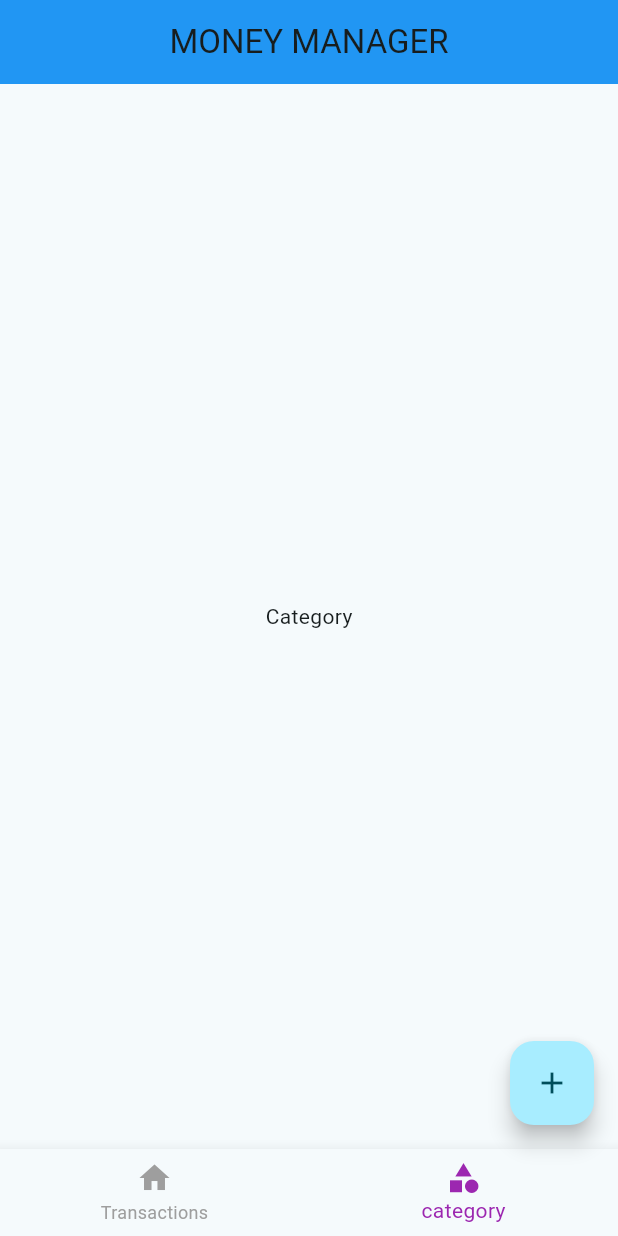
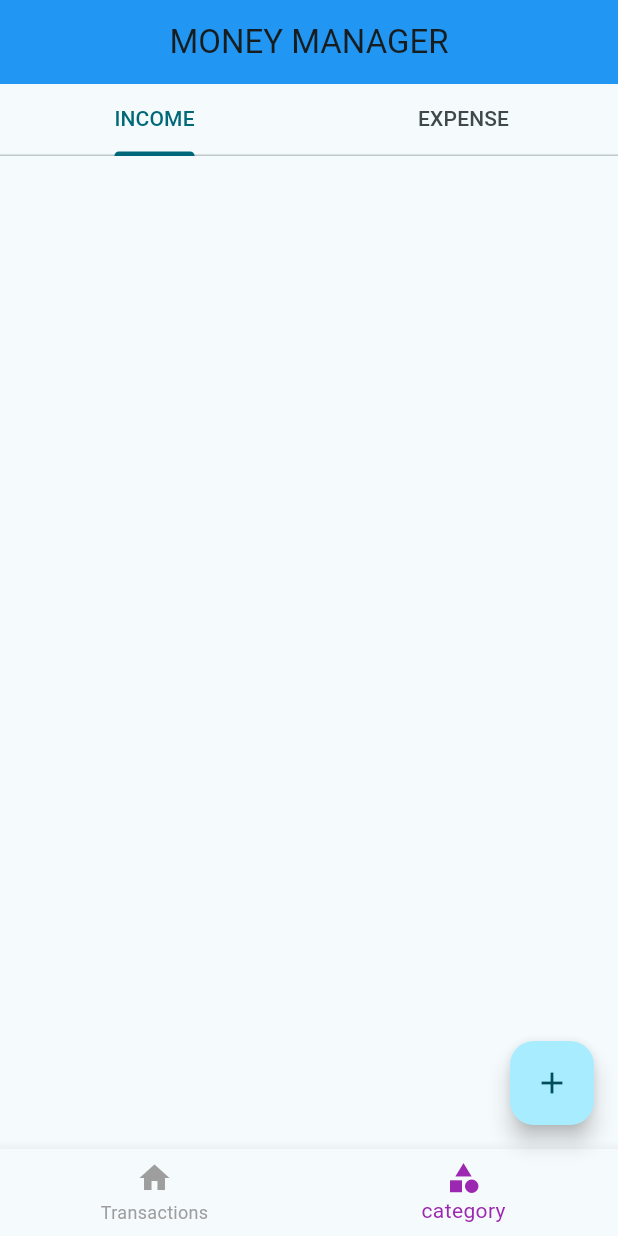
Before and after one commit to sanjaydevscripts/MONEY_MANAGEMENT, a Flutter app: the screen it shows after launch, item 2 of the bottom bar chosen, on a phone screen of 412 x 824 dp. Run offline on Flutter 3.47's test engine with Material 3 defaults, Android fonts, the phone set to English and light mode, and no system bars.

Commit message:
tab added

```diff
--- a/lib/screens/category/screen_category.dart
+++ b/lib/screens/category/screen_category.dart
@@ -1,10 +1,33 @@
 import 'package:flutter/material.dart';
 
-class ScreenCategory extends StatelessWidget {
+class ScreenCategory extends StatefulWidget {
   const ScreenCategory({super.key});
 
   @override
+  State<ScreenCategory> createState() => _ScreenCategoryState();
+}
+
+class _ScreenCategoryState extends State<ScreenCategory> with SingleTickerProviderStateMixin{
+
+late TabController _tabController;
+
+  @override
+  void initState() {
+   _tabController = TabController(length: 2, vsync:this);
+    super.initState();
+  }
+
+  @override
   Widget build(BuildContext context) {
-    return Center(child: Text('Category'));
+    return  Column(
+      children: [
+        TabBar(
+          controller: _tabController,
+          tabs: [
+          Tab(text: 'INCOME',),
+          Tab(text: 'EXPENSE',)
+        ])
+      ],
+    );
   }
 }
```
